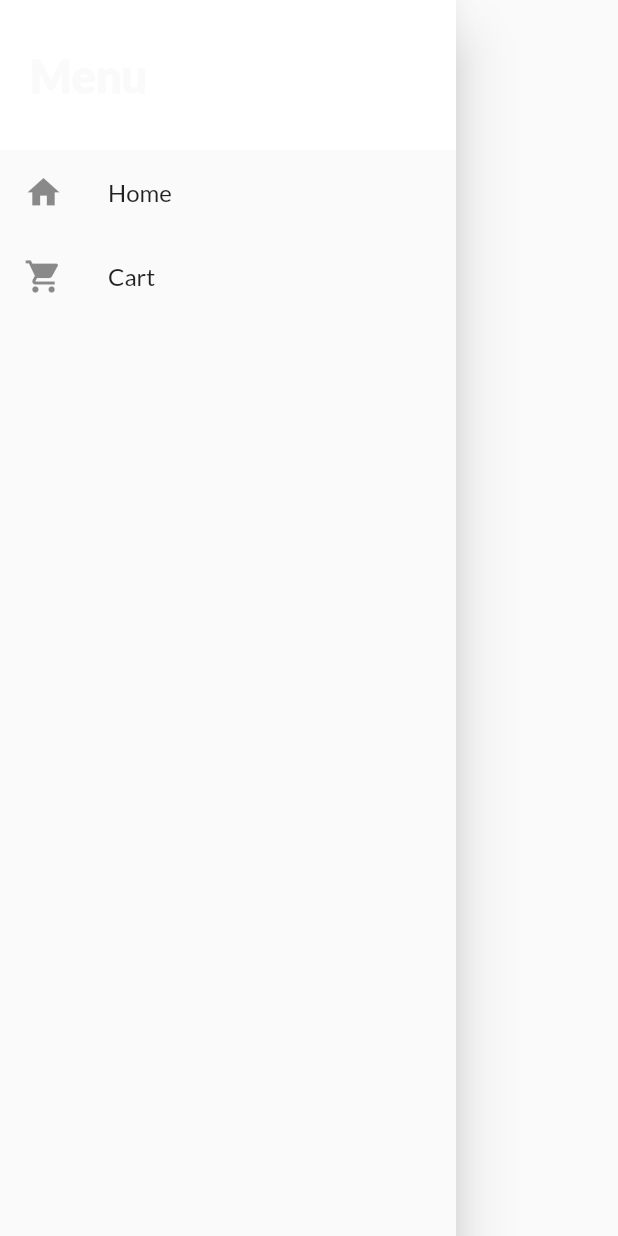
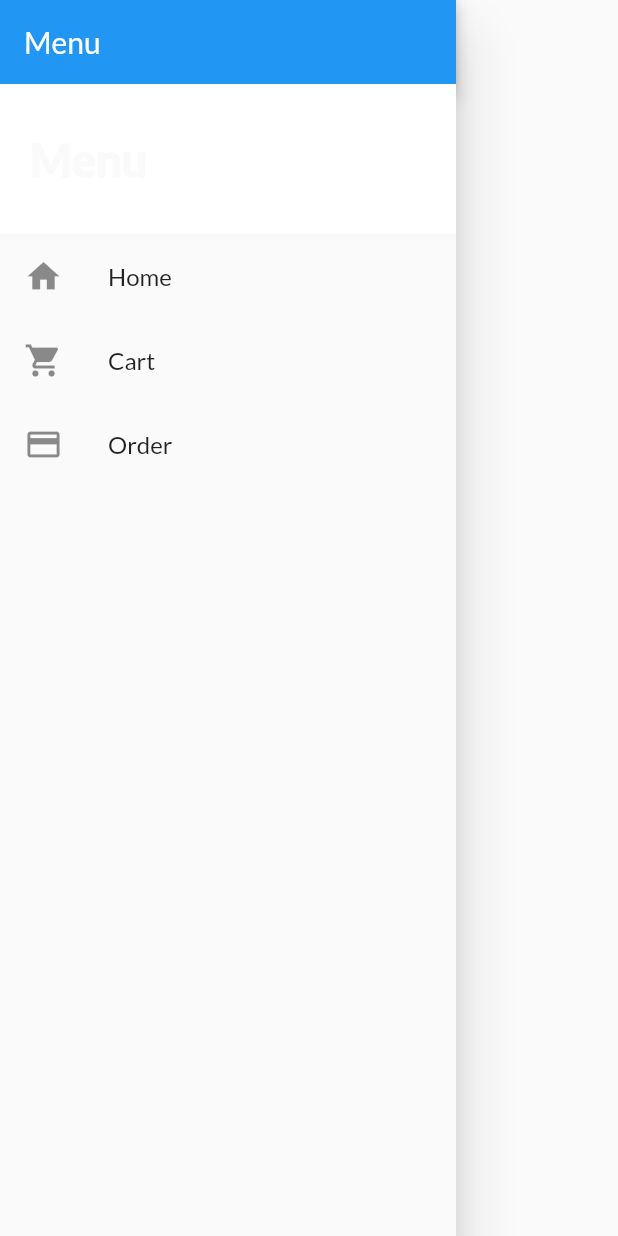
Before and after one commit to mmcguire91/shop_app, a Flutter app: the SideDrawer widget shown alone on an empty page, opened directly, on a phone screen of 412 x 824 dp. Run offline on Flutter 3.47's test engine with Material 2 defaults, Android fonts, the phone set to English and light mode, and no system bars; network calls fail.

Commit message:
improved side drawer and made accessible

```diff
--- a/lib/screens/catalog_display_screen.dart
+++ b/lib/screens/catalog_display_screen.dart
@@ -6,6 +6,7 @@ import './cart_screen.dart';
 import '../widgets/catalog.dart';
 import '../widgets/badge.dart';
 import '../models/cart.dart';
+import '../widgets/side_drawer.dart';
 
 //catalog_disply_screen.dart is the screen which displays all products for selection
 
@@ -70,6 +71,7 @@ class _CatalogDisplayScreenState extends State<CatalogDisplayScreen> {
           ),
         ],
       ),
+      drawer: SideDrawer(),
       body: Catalog(_showOnlyFavorites),
     );
   }
--- a/lib/screens/order_screen.dart
+++ b/lib/screens/order_screen.dart
@@ -4,6 +4,7 @@ import 'package:provider/provider.dart';
 import '../models/orders.dart';
 
 import '../widgets/order_card.dart';
+import '../widgets/side_drawer.dart';
 
 //OrderScreen displays the user's order
 
@@ -24,6 +25,7 @@ class OrdersScreen extends StatelessWidget {
         //populate the order card UI element with data provided by the orders method within orders.dart
         //this data is retrieved by calling the provider of type orders
       ),
+      drawer: SideDrawer(),
     );
   }
 }
--- a/lib/widgets/order_card.dart
+++ b/lib/widgets/order_card.dart
@@ -20,7 +20,7 @@ class OrderCard extends StatelessWidget {
           ListTile(
             title: Text('\$${order.amount}'),
             subtitle: Text(
-              DateFormat('MM dd yyyy hh:mm').format(order.dateTime),
+              DateFormat('MM/dd/yyyy hh:mm').format(order.dateTime),
             ),
             trailing: IconButton(
               icon: Icon(Icons.expand_more),
--- a/lib/widgets/side_drawer.dart
+++ b/lib/widgets/side_drawer.dart
@@ -1,6 +1,7 @@
 import 'package:flutter/material.dart';
 
 import '../screens/cart_screen.dart';
+import '../screens/order_screen.dart';
 
 class SideDrawer extends StatelessWidget {
   Widget hamburgerListTile({String title, IconData icon, Function onTap}) {
@@ -27,6 +28,10 @@ class SideDrawer extends StatelessWidget {
     return Drawer(
         child: Column(
       children: <Widget>[
+        AppBar(
+          title: Text('Menu'),
+          automaticallyImplyLeading: false,
+        ),
         Container(
           height: 100,
           width: double.infinity,
@@ -43,19 +48,24 @@ class SideDrawer extends StatelessWidget {
           ),
         ),
         hamburgerListTile(
-          title: 'Home', //title
-          icon: Icons.home, //icon
+          title: 'Home',
+          icon: Icons.home,
           onTap: () {
-            //onTap
             Navigator.of(context).pushReplacementNamed('/');
           },
         ),
         hamburgerListTile(
-          title: 'Cart', //title
-          icon: Icons.shopping_cart, //icon
+          title: 'Cart',
+          icon: Icons.shopping_cart,
           onTap: () {
-            //onTap
             Navigator.of(context).pushReplacementNamed(CartScreen.routeName);
+          },
+        ),
+        hamburgerListTile(
+          title: 'Order',
+          icon: Icons.credit_card,
+          onTap: () {
+            Navigator.of(context).pushReplacementNamed(OrdersScreen.routeName);
           },
         ),
       ],
```
